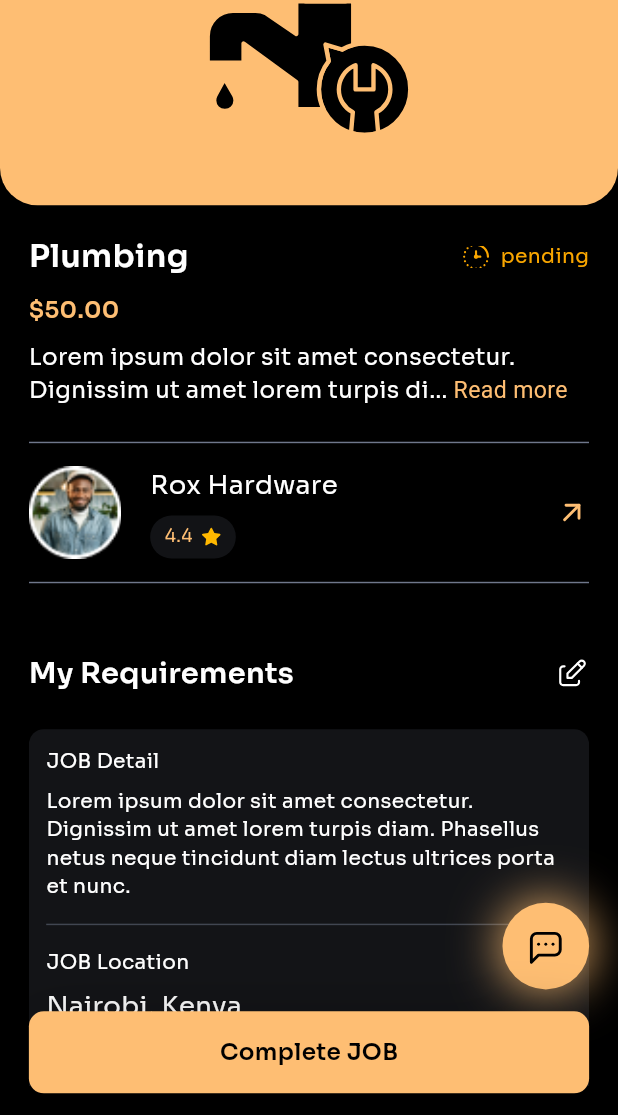
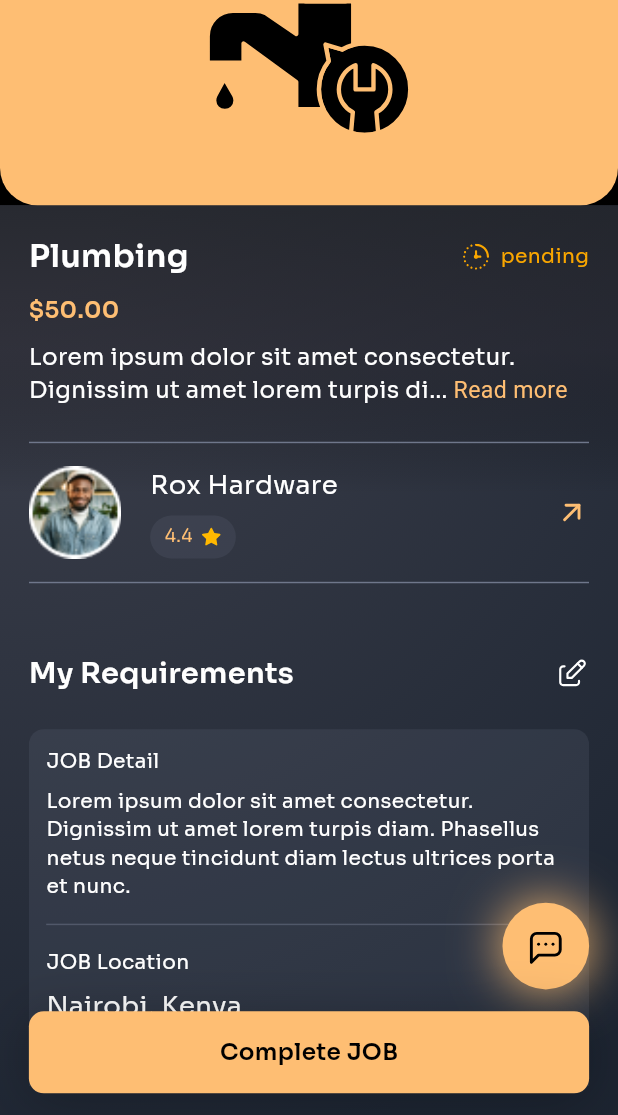
Before and after one commit to gsarvaiyasqt/JOBISTOO, a Flutter app: the OrderDetailScreen screen opened directly with empty values, on a phone screen of 412 x 824 dp, the part 121-1236 px from its top. Run offline on Flutter 3.47's test engine with Material 3 defaults, Android fonts, the phone set to English and light mode, and no system bars; drawn by our look-alikes of readmore; our stand-ins replace cached_network_image, flutter_svg, image_picker.

Commit message:
- chat change done

```diff
--- a/lib/app/tab_home/components/residential_plumbing_component.dart
+++ b/lib/app/tab_home/components/residential_plumbing_component.dart
@@ -40,11 +40,11 @@ class TopJobDetailsComponent extends StatelessWidget {
 
                     SizedBox(width: 5.sp,),
 
-                    Expanded(child: Text("${service?.jobberCount != null ? service?.jobberCount : ""} Jobber",style: CustomTextStyle.regularFont14Style,)),
+                    Expanded(child: Text("${service?.jobberCount ?? ""} Jobber",style: CustomTextStyle.regularFont14Style,)),
                     SizedBox(
                       height: 24.sp,
                       width: 24.sp,
-                      child: ImageUtil.iconImageClass.crossArrowIconMain,
+                      child: ImageUtil.iconImageClass.crossArrowIcon,
                     ),
                   ],
                 )
--- a/lib/app/tab_orders/common_component/custom_job_app_bar.dart
+++ b/lib/app/tab_orders/common_component/custom_job_app_bar.dart
@@ -31,7 +31,7 @@ class CustomJabAppbar extends StatelessWidget implements PreferredSizeWidget{
                   },
                   child: Container(
                   padding: EdgeInsets.symmetric(horizontal: 16.sp,vertical: 8.sp),
-                                 decoration: BoxDecoration(
+                    decoration: BoxDecoration(
                     color: kBlackColor,
                     borderRadius: BorderRadius.circular(50.sp),
                     border: Border.all(
--- a/lib/app/tab_orders/view/order_detail_screen.dart
+++ b/lib/app/tab_orders/view/order_detail_screen.dart
@@ -144,7 +144,8 @@ class _OrderDetailScreenState extends State<OrderDetailScreen> {
           image: ImageUtil.iconImageClass.plumbingProfileIcon,
           actionIcon: jobsServiceData.jobstype == JOBSTYPE.BUSINESS ?  ImageUtil.iconImageClass.edit : null,
         ),
-        body: Stack(
+        body: CustomBackGround(
+          childBody: Stack(
             children: [
               SafeArea(
                 child: Padding(
@@ -175,7 +176,7 @@ class _OrderDetailScreenState extends State<OrderDetailScreen> {
                                 crossAxisAlignment: CrossAxisAlignment.center,
                                 children: [
                                   SizedBox(
-                                    height: 15.sp,width: 18.sp,
+                                      height: 18.sp,width: 18.sp,
                                       child: ImageUtil.iconImageClass.pendingClock),
                                   SizedBox(width: 8.sp),
                                   Text(jobsServiceData.statustype?.title ?? "",style: CustomTextStyle.primaryTextColorFont14W400.copyWith(
@@ -466,6 +467,7 @@ class _OrderDetailScreenState extends State<OrderDetailScreen> {
               )
             ],
           ),
+        ),
 
       ),
     );
--- a/lib/base/common_components/custom/custom_appbar.dart
+++ b/lib/base/common_components/custom/custom_appbar.dart
@@ -1,5 +1,6 @@
 import 'package:flutter/material.dart';
 import 'package:jobisto/base/common_components/custom/custom_appbar_prefix_icon.dart';
+import 'package:jobisto/base/common_components/custom/custom_background.dart';
 import 'package:jobisto/utils/utils.dart';
 class CustomAppBar extends StatelessWidget implements PreferredSizeWidget{
   final double? height;
@@ -9,7 +10,6 @@ class CustomAppBar extends StatelessWidget implements PreferredSizeWidget{
   @override
   Widget build(BuildContext context) {
     return Container(
-      color: kBlackColor,
       alignment: Alignment.center,
       child: Stack(
         alignment: Alignment.center,
--- a/lib/utils/common_utils/image_utils.dart
+++ b/lib/utils/common_utils/image_utils.dart
@@ -38,8 +38,8 @@ class IconImageClass{
   Widget get completedIcon => const CustomSvgPictures.asset("$iconPath/completed.svg", fit: BoxFit.cover);
   Widget get confirmedJobIcon => const CustomSvgPictures.asset("$iconPath/confirmed_job.svg", fit: BoxFit.cover);
   Widget get createIcon => const CustomSvgPictures.asset("$iconPath/create.svg", fit: BoxFit.cover);
-  Widget get crossArrowIcon => const CustomSvgPictures.asset("$iconPath/cross_arrow.svg", fit: BoxFit.cover,color: kPrimaryColor,);
-  Widget get crossArrowIconMain => const CustomSvgPictures.asset("$iconPath/cross_arrow.svg", fit: BoxFit.cover,color: kSecondaryColor,);
+  Widget get crossArrowIcon => const CustomSvgPictures.asset("$iconPath/cross_arrow.svg", fit: BoxFit.cover,colorFilter: ColorFilter.mode(kPrimaryColor,BlendMode.srcIn));
+  Widget get crossArrowIconMain => const CustomSvgPictures.asset("$iconPath/cross_arrow.svg", fit: BoxFit.cover,colorFilter: ColorFilter.mode(Colors.white,BlendMode.srcIn));
   Widget get linkIcon => const CustomSvgPictures.asset("$iconPath/link.svg", fit: BoxFit.cover);
   Widget get locationIcon => const CustomSvgPictures.asset("$iconPath/location.svg", fit: BoxFit.cover);
   Widget get messageChatIcon => const CustomSvgPictures.asset("$iconPath/message_chat.svg", fit: BoxFit.cover);
@@ -69,7 +69,7 @@ class IconImageClass{
   Widget get cameraIcon =>  CustomSvgPictures.asset("$iconPath/camera.svg", fit: BoxFit.cover,width: 30.sp,height: 30.sp);
   Widget get galleryIcon => const CustomSvgPictures.asset("$iconPath/gallery.svg", fit: BoxFit.cover);
   Widget get nextArrowIcon => const CustomSvgPictures.asset("$iconPath/next_arrow.svg",fit: BoxFit.cover,);
-  Widget get logoutIcon => const CustomSvgPictures.asset("$iconPath/logoutt.svg",fit: BoxFit.cover,color: Color(0xffffffff),);
+  Widget get logoutIcon => const CustomSvgPictures.asset("$iconPath/logoutt.svg",fit: BoxFit.cover,colorFilter: ColorFilter.mode(kSecondaryColor,BlendMode.srcIn));
   Widget get deleteAccountIcon =>  CustomSvgPictures.asset("$iconPath/deleteAccountIcon.svg",fit: BoxFit.cover,);
   Widget get delete => CustomSvgPictures.asset("$iconPath/delete_all.svg",fit: BoxFit.cover,);
   Widget get upArrow => const CustomSvgPictures.asset("$iconPath/up_arrow.svg",fit: BoxFit.cover,);
@@ -106,7 +106,7 @@ class CustomSvgPictures extends StatelessWidget {
         this.height,
         this.fit = BoxFit.cover,
         this.alignment = Alignment.center,
-        this.color
+        this.color, this.colorFilter
       }) : super(key: key);
 
   final double? width;
@@ -114,6 +114,7 @@ class CustomSvgPictures extends StatelessWidget {
   final String assetName;
   final double? height;
   final BoxFit fit;
+  final ui.ColorFilter? colorFilter;
   final AlignmentGeometry alignment;
 
   @override
@@ -124,8 +125,9 @@ class CustomSvgPictures extends StatelessWidget {
       width: width,
       fit: fit,
       alignment: alignment,
+      colorFilter: colorFilter,
       // colorFilter: ColorFilter.mode(color ==  ? null : color , BlendMode.srcIn),
-      color: color,
+      // color: color,
       placeholderBuilder: (context) {
         return const SizedBox.shrink();
       },
--- a/lib/utils/utils.dart
+++ b/lib/utils/utils.dart
@@ -1,5 +1,6 @@
 library utils;
 import 'dart:io';
+import 'dart:ui' as ui;
 import 'package:flutter/foundation.dart';
 import 'package:flutter/material.dart';
 import 'package:flutter/material.dart';
```
Also changed, not shown: lib/app/tab_orders/view/job_talk_page.dart (+9 -3 lines). Lines whose indentation alone changed are shown as unchanged.
